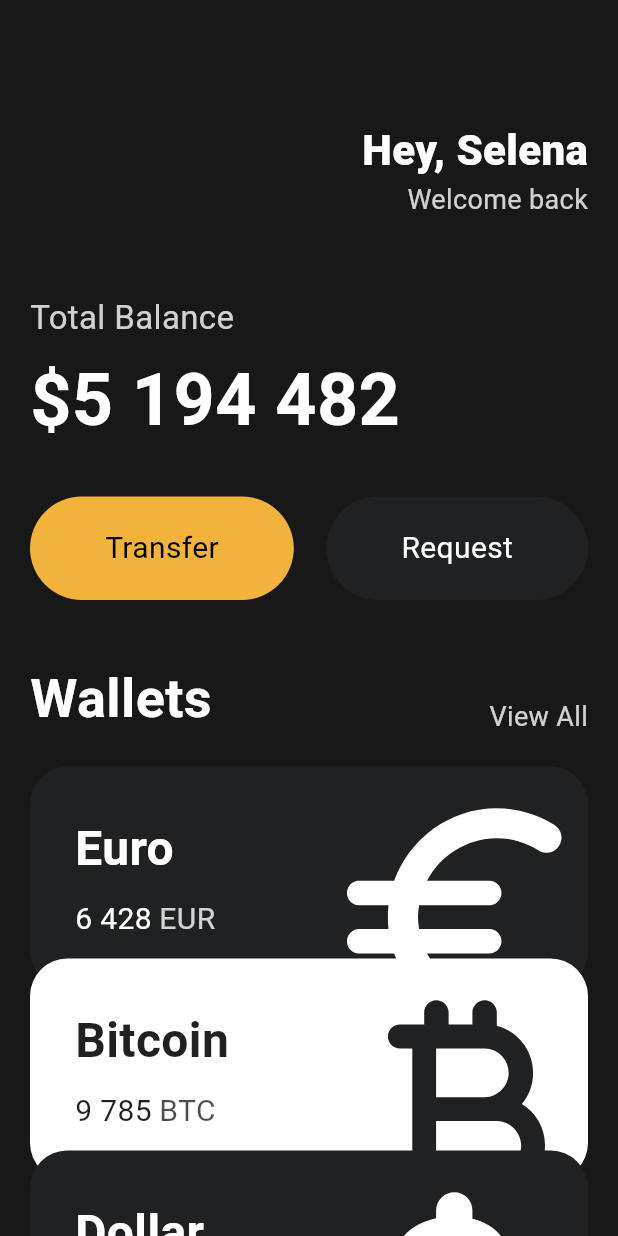
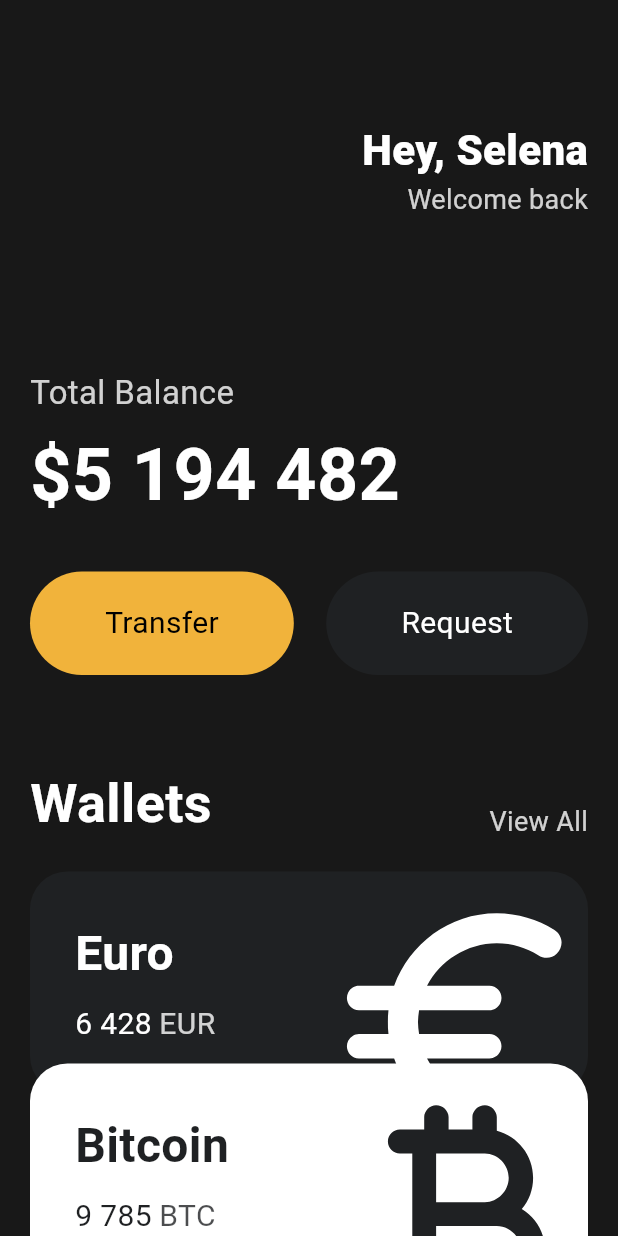
Before and after one commit to Sophia9156/flutter-toonflix, a Flutter app: the screen it shows after launch, on a phone screen of 412 x 824 dp. Run offline on Flutter 3.47's test engine with Material 3 defaults, Android fonts, the phone set to English and light mode, and no system bars.

Commit message:
feat: added Translate into Currency card widget

```diff
--- a/lib/main.dart
+++ b/lib/main.dart
@@ -14,7 +14,8 @@ class App extends StatelessWidget {
     return MaterialApp(
       home: Scaffold(
         backgroundColor: const Color(0xFF181818),
-        body: Padding(
+        body: SingleChildScrollView(
+          child: Padding(
             padding: const EdgeInsets.symmetric(
               horizontal: 20,
             ),
@@ -50,7 +51,7 @@ class App extends StatelessWidget {
                   ],
                 ),
                 const SizedBox(
-                height: 50,
+                  height: 100,
                 ),
                 Text(
                   'Total Balance',
@@ -89,7 +90,7 @@ class App extends StatelessWidget {
                   ],
                 ),
                 const SizedBox(
-                height: 40,
+                  height: 60,
                 ),
                 Row(
                   mainAxisAlignment: MainAxisAlignment.spaceBetween,
@@ -121,28 +122,26 @@ class App extends StatelessWidget {
                   amount: '6 428',
                   icon: Icons.euro_rounded,
                   isInverted: false,
+                  order: 1,
                 ),
-              Transform.translate(
-                offset: const Offset(0, -20),
-                child: const CurrencyCard(
+                const CurrencyCard(
                   name: 'Bitcoin',
                   code: 'BTC',
                   amount: '9 785',
                   icon: Icons.currency_bitcoin_rounded,
                   isInverted: true,
+                  order: 2,
                 ),
-              ),
-              Transform.translate(
-                offset: const Offset(0, -40),
-                child: const CurrencyCard(
+                const CurrencyCard(
                   name: 'Dollar',
                   code: 'USD',
                   amount: '6 428',
                   icon: Icons.attach_money_rounded,
                   isInverted: false,
-                ),
+                  order: 3,
                 ),
               ],
+            ),
           ),
         ),
       ),
--- a/lib/widgets/currency_card.dart
+++ b/lib/widgets/currency_card.dart
@@ -5,6 +5,7 @@ class CurrencyCard extends StatelessWidget {
   final IconData icon;
   final bool isInverted;
   final _black = const Color(0xFF1F2123);
+  final int order;
 
   const CurrencyCard({
     super.key,
@@ -13,11 +14,14 @@ class CurrencyCard extends StatelessWidget {
     required this.amount,
     required this.icon,
     required this.isInverted,
+    required this.order,
   });
 
   @override
   Widget build(BuildContext context) {
-    return Container(
+    return Transform.translate(
+      offset: Offset(0, -20 * (order - 1)),
+      child: Container(
         clipBehavior: Clip.hardEdge,
         decoration: BoxDecoration(
           color: isInverted ? Colors.white : _black,
@@ -81,6 +85,7 @@ class CurrencyCard extends StatelessWidget {
             ],
           ),
         ),
+      ),
     );
   }
 }
```
Lines whose indentation alone changed are shown as unchanged.
